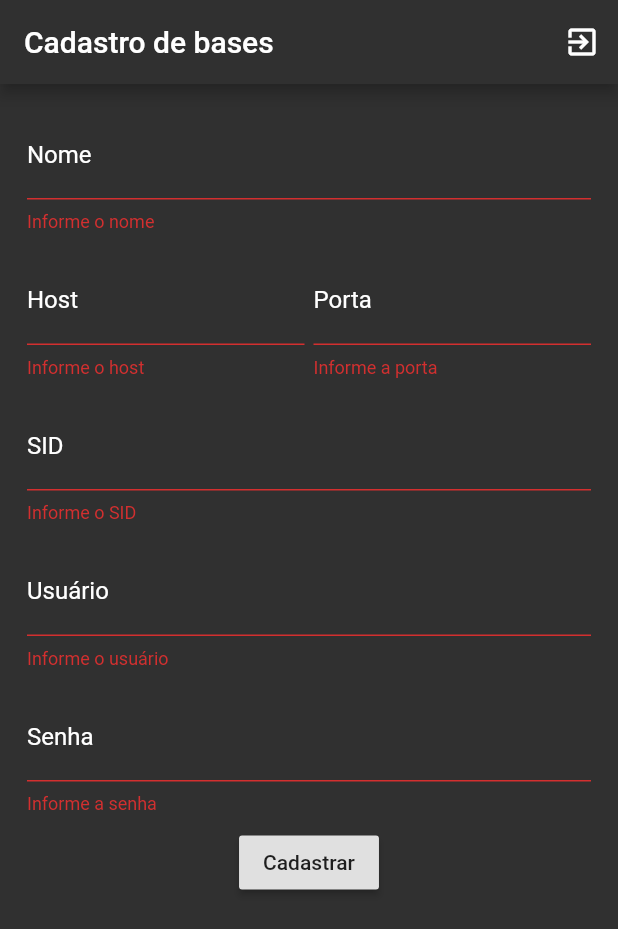
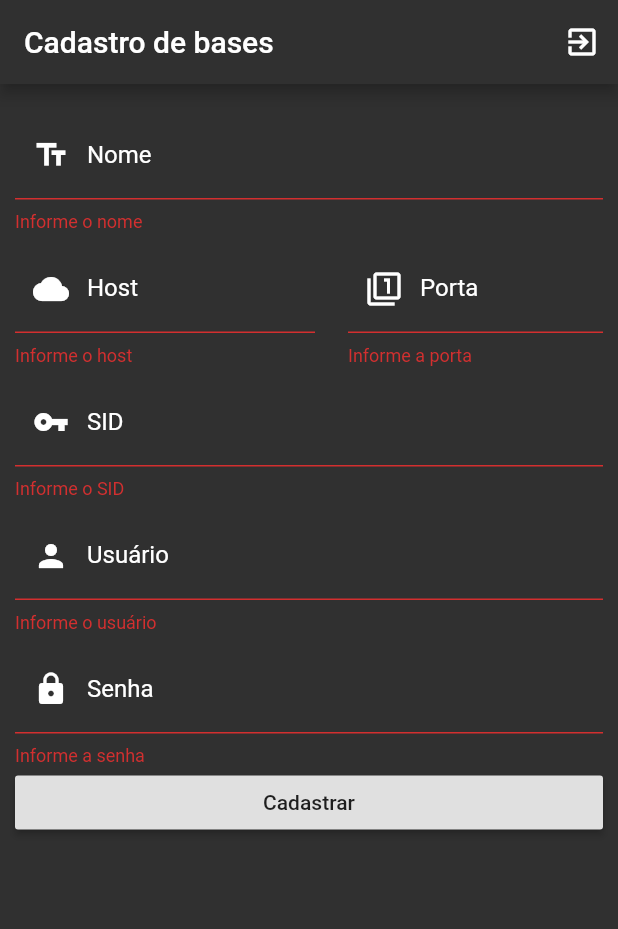
Before and after one commit to celsopdvj/dbmonitor, a Flutter app: the DatabasesPage widget shown alone on an empty page, opened directly, after a tap on "Cadastrar", on a phone screen of 412 x 824 dp. Shown: the top 929 px of the screen. Run offline on Flutter 3.47's test engine with Material 2 defaults, Android fonts, the phone set to English and light mode, and no system bars; our stand-ins replace charts_flutter, cloud_firestore, firebase_auth, flutter_highlight, flutter_local_notifications, percent_indicator and 1 more; accounts and stored records are empty.

```diff
--- a/lib/models/databasemodel.dart
+++ b/lib/models/databasemodel.dart
@@ -25,6 +25,12 @@ class DatabaseModel extends BaseModel {
   }
 
   @override
+  bool operator ==(Object other) {
+    if (other.runtimeType != runtimeType) return false;
+    return other is DatabaseModel && other.name == name;
+  }
+
+  @override
   toMap() {
     var map = new Map<String, dynamic>();
     map['name'] = this.name;
--- a/lib/pages/databases.dart
+++ b/lib/pages/databases.dart
@@ -1,4 +1,7 @@
+import 'package:dbmonitor/dialogs/customdialog.dart';
+import 'package:dbmonitor/models/databasemodel.dart';
 import 'package:dbmonitor/pages/template.dart';
+import 'package:dbmonitor/repositories/databaserepository.dart';
 import 'package:flutter/material.dart';
 
 class DatabasesPage extends StatefulWidget {
@@ -11,34 +14,28 @@ class DatabasesPage extends StatefulWidget {
 class _DatabasesPageState extends State<DatabasesPage> {
   final _formKey = GlobalKey<FormState>();
 
+  var cntNome = TextEditingController();
+  var cntHost = TextEditingController();
+  var cntPort = TextEditingController();
+  var cntSid = TextEditingController();
+  var cntUser = TextEditingController();
+  var cntSenha = TextEditingController();
+
+  var dbRespo = DatabaseRepository();
+
   @override
   Widget build(BuildContext context) {
-    return Container(
-      child: TemplatePage(
-        body: Padding(
+    return TemplatePage(
+      body: SingleChildScrollView(
+        child: Padding(
           padding: const EdgeInsets.all(10),
           child: Form(
             key: _formKey,
             child: Column(children: <Widget>[
-              Padding(
-                padding: const EdgeInsets.all(8.0),
-                child: TextFormField(
-                  style: TextStyle(color: Colors.white),
-                  decoration: InputDecoration(
-                    labelText: 'Nome',
-                    fillColor: Colors.white,
-                    enabledBorder: UnderlineInputBorder(
-                      borderSide: BorderSide(color: Colors.white),
-                    ),
-                    border: UnderlineInputBorder(
-                      borderSide: BorderSide(color: Colors.white),
-                    ),
-                    labelStyle: TextStyle(color: Colors.white),
-                    focusedBorder: OutlineInputBorder(
-                        borderSide: const BorderSide(
-                      color: Colors.white,
-                    )),
-                  ),
+              buildTextField(
+                label: "Nome",
+                icon: Icons.text_fields,
+                controller: cntNome,
                 validator: (value) {
                   if (value.isEmpty) {
                     return 'Informe o nome';
@@ -46,17 +43,22 @@ class _DatabasesPageState extends State<DatabasesPage> {
                   return null;
                 },
               ),
-              ),
               Padding(
-                padding: const EdgeInsets.all(8.0),
+                padding: EdgeInsets.only(top: 8),
                 child: Row(
                   mainAxisAlignment: MainAxisAlignment.spaceBetween,
                   children: [
                     Container(
-                      width: (MediaQuery.of(context).size.width - 42) / 2,
+                      padding: EdgeInsets.zero,
+                      width: (MediaQuery.of(context).size.width - 12) / 2,
                       child: TextFormField(
+                        controller: cntHost,
                         style: TextStyle(color: Colors.white),
                         decoration: InputDecoration(
+                          prefixIcon: Icon(
+                            Icons.cloud,
+                            color: Colors.white,
+                          ),
                           labelText: 'Host',
                           fillColor: Colors.white,
                           enabledBorder: UnderlineInputBorder(
@@ -80,10 +82,15 @@ class _DatabasesPageState extends State<DatabasesPage> {
                       ),
                     ),
                     Container(
-                      width: (MediaQuery.of(context).size.width - 42) / 2,
+                      width: (MediaQuery.of(context).size.width - 72) / 2,
                       child: TextFormField(
+                        controller: cntPort,
                         style: TextStyle(color: Colors.white),
                         decoration: InputDecoration(
+                          prefixIcon: Icon(
+                            Icons.filter_1,
+                            color: Colors.white,
+                          ),
                           labelText: 'Porta',
                           fillColor: Colors.white,
                           enabledBorder: UnderlineInputBorder(
@@ -109,12 +116,90 @@ class _DatabasesPageState extends State<DatabasesPage> {
                   ],
                 ),
               ),
-              Padding(
-                padding: const EdgeInsets.all(8.0),
+              buildTextField(
+                label: "SID",
+                icon: Icons.vpn_key,
+                controller: cntSid,
+                validator: (value) {
+                  if (value.isEmpty) {
+                    return 'Informe o SID';
+                  }
+                  return null;
+                },
+              ),
+              buildTextField(
+                label: "Usuário",
+                icon: Icons.person,
+                controller: cntUser,
+                validator: (value) {
+                  if (value.isEmpty) {
+                    return 'Informe o usuário';
+                  }
+                  return null;
+                },
+              ),
+              buildTextField(
+                label: "Senha",
+                icon: Icons.lock,
+                controller: cntSenha,
+                obscure: true,
+                validator: (value) {
+                  if (value.isEmpty) {
+                    return 'Informe a senha';
+                  }
+                  return null;
+                },
+              ),
+              Container(
+                width: MediaQuery.of(context).size.width,
+                child: RaisedButton(
+                  onPressed: () {
+                    if (_formKey.currentState.validate()) {
+                      var db = DatabaseModel();
+                      db.host = cntHost.text;
+                      db.name = cntNome.text;
+                      db.serviceName = cntSid.text;
+                      db.user = cntUser.text;
+                      db.password = cntSenha.text;
+                      db.port = int.parse(cntPort.text);
+                      dbRespo.add(db);
+
+                      CustomDialog.show(
+                          message: "Cadastrado com sucesso!",
+                          context: context,
+                          error: false);
+                    }
+                  },
+                  child: Text('Cadastrar'),
+                ),
+              ),
+            ]),
+          ),
+        ),
+      ),
+      title: "Cadastro de bases",
+      leading: false,
+    );
+  }
+
+  Widget buildTextField(
+      {String label,
+      IconData icon,
+      Function validator,
+      bool obscure = false,
+      TextEditingController controller}) {
+    return Padding(
+      padding: const EdgeInsets.only(top: 8),
       child: TextFormField(
         style: TextStyle(color: Colors.white),
+        controller: controller,
+        obscureText: obscure,
         decoration: InputDecoration(
-                    labelText: 'SID',
+          prefixIcon: Icon(
+            icon,
+            color: Colors.white,
+          ),
+          labelText: label,
           fillColor: Colors.white,
           enabledBorder: UnderlineInputBorder(
             borderSide: BorderSide(color: Colors.white),
@@ -128,85 +213,7 @@ class _DatabasesPageState extends State<DatabasesPage> {
             color: Colors.white,
           )),
         ),
-                  validator: (value) {
-                    if (value.isEmpty) {
-                      return 'Informe o SID';
-                    }
-                    return null;
-                  },
-                ),
-              ),
-              Padding(
-                padding: const EdgeInsets.all(8.0),
-                child: TextFormField(
-                  style: TextStyle(color: Colors.white),
-                  decoration: InputDecoration(
-                    labelText: 'Usuário',
-                    fillColor: Colors.white,
-                    enabledBorder: UnderlineInputBorder(
-                      borderSide: BorderSide(color: Colors.white),
-                    ),
-                    border: UnderlineInputBorder(
-                      borderSide: BorderSide(color: Colors.white),
-                    ),
-                    labelStyle: TextStyle(color: Colors.white),
-                    focusedBorder: OutlineInputBorder(
-                        borderSide: const BorderSide(
-                      color: Colors.white,
-                    )),
-                  ),
-                  validator: (value) {
-                    if (value.isEmpty) {
-                      return 'Informe o usuário';
-                    }
-                    return null;
-                  },
-                ),
-              ),
-              Padding(
-                padding: const EdgeInsets.all(8.0),
-                child: TextFormField(
-                  style: TextStyle(color: Colors.white),
-                  obscureText: true,
-                  decoration: InputDecoration(
-                    labelText: 'Senha',
-                    fillColor: Colors.white,
-                    enabledBorder: UnderlineInputBorder(
-                      borderSide: BorderSide(color: Colors.white),
-                    ),
-                    border: UnderlineInputBorder(
-                      borderSide: BorderSide(color: Colors.white),
-                    ),
-                    labelStyle: TextStyle(color: Colors.white),
-                    focusedBorder: OutlineInputBorder(
-                        borderSide: const BorderSide(
-                      color: Colors.white,
-                    )),
-                  ),
-                  validator: (value) {
-                    if (value.isEmpty) {
-                      return 'Informe a senha';
-                    }
-                    return null;
-                  },
-                ),
-              ),
-              Builder(
-                builder: (ctx) => RaisedButton(
-                  onPressed: () {
-                    if (_formKey.currentState.validate()) {
-                      Scaffold.of(ctx).showSnackBar(
-                          SnackBar(content: Text('Processando dados')));
-                    }
-                  },
-                  child: Text('Cadastrar'),
-                ),
-              ),
-            ]),
-          ),
-        ),
-        title: "Cadastro de bases",
-        leading: false,
+        validator: (value) => validator(value),
       ),
     );
   }
--- a/pubspec.yaml
+++ b/pubspec.yaml
@@ -55,8 +55,8 @@ flutter:
   uses-material-design: true
 
   # To add assets to your application, add an assets section, like this:
-  # assets:
-  #   - images/a_dot_burr.jpeg
+  assets:
+    - assets/images/
   #   - images/a_dot_ham.jpeg
 
   # An image asset can refer to one or more resolution-specific "variants", see
```
Also changed, not shown: lib/dialogs/customdialog.dart (added, +41 -0 lines), lib/pages/cadastro.dart (+18 -23 lines), lib/pages/login.dart (+30 -15 lines), lib/pages/password.dart (added, +115 -0 lines), lib/pages/selectdb.dart (+49 -27 lines), lib/repositories/databaserepository.dart (added, +20 -0 lines), assets/images/check.png (added), assets/images/error.png (added). Lines whose indentation alone changed are shown as unchanged.
